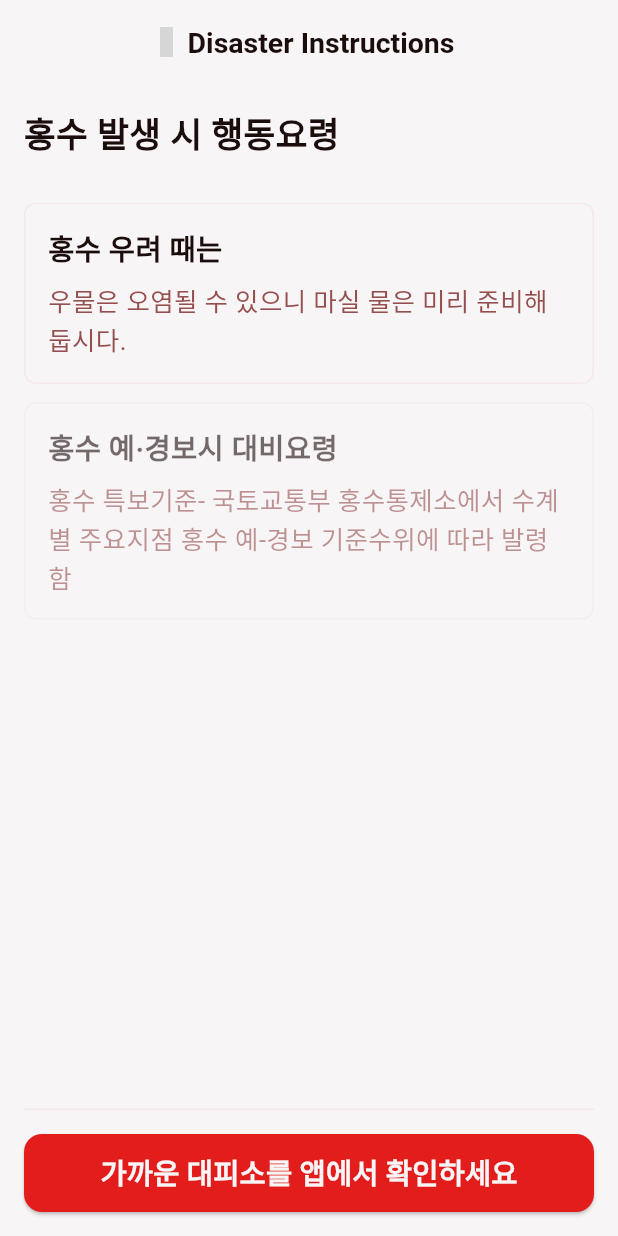
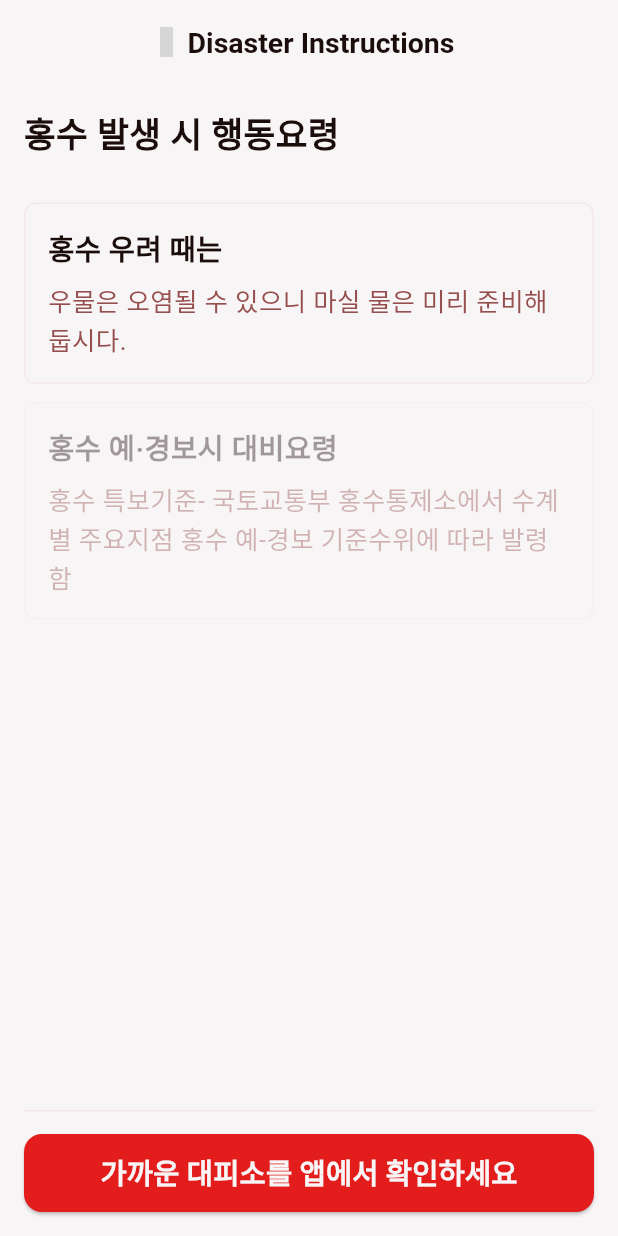
Before and after one commit to GDG-on-Campus-KHU/SC2-FE, a Flutter app: the first screen one second after launch, on a phone screen of 412 x 824 dp. Run offline on Flutter 3.47's test engine with Material 3 defaults, Android fonts, the phone set to English and light mode, and no system bars; our stand-ins replace flutter_riverpod, freezed_annotation, geolocator, go_router, google_maps_flutter, material_symbols_icons; missing offline and left inert: sheet; Roboto replaces fonts that are missing (Pretendard); grey boxes are pictures that could not be loaded.

```diff
--- a/lib/screens/instruction_screen.dart
+++ b/lib/screens/instruction_screen.dart
@@ -16,37 +16,24 @@ class InstructionScreen extends StatefulWidget {
 
 class _InstructionScreenState extends State<InstructionScreen> {
   final List<bool> _visibleItems = [];
-  // final disasterType = "Earthquake";
-  List<SafetyInstruction> instructions = [];
+  Future<List<SafetyInstruction>>? _instructionsFuture;
+  bool _animationInitialized = false;
 
   @override
   void initState() {
     super.initState();
-    _fetchAndAnimateInstructions();
+    _instructionsFuture = InstructionService().fetchInstructions();
   }
 
-  Future<void> _fetchAndAnimateInstructions() async {
-    final service = InstructionService();
-    instructions = await service.fetchInstructions();
-    _visibleItems.addAll(List.generate(instructions.length, (_) => false));
-    _animateItems();
-  }
-
-  void _animateItems() async {
-    for (int i = 0; i < _visibleItems.length; i++) {
-      await Future.delayed(const Duration(milliseconds: 300));
-      if (mounted) {
+  Future<void> _handleRefresh() async {
     setState(() {
-          _visibleItems[i] = true;
+      _animationInitialized = false;
+      _instructionsFuture = InstructionService().fetchInstructions();
     });
-      }
-    }
   }
 
   @override
   Widget build(BuildContext context) {
-    // Example data
-
     return Scaffold(
       backgroundColor: ColorManager.background,
       appBar: AppBar(
@@ -61,9 +48,7 @@ class _InstructionScreenState extends State<InstructionScreen> {
               color: ColorManager.mainText,
               size: 20,
             ),
-            const SizedBox(
-              width: 4,
-            ),
+            const SizedBox(width: 4),
             Text(
               'Disaster Instructions',
               style: TextManager.main19,
@@ -72,7 +57,46 @@ class _InstructionScreenState extends State<InstructionScreen> {
           ],
         ),
       ),
-      body: Padding(
+      body: RefreshIndicator(
+        color: ColorManager.button,
+        backgroundColor: ColorManager.background,
+        onRefresh: _handleRefresh,
+        child: FutureBuilder<List<SafetyInstruction>>(
+          future: _instructionsFuture,
+          builder: (context, AsyncSnapshot<List<SafetyInstruction>> snapshot) {
+            if (snapshot.connectionState == ConnectionState.waiting) {
+              return const Center(
+                child: CircularProgressIndicator(),
+              );
+            }
+
+            if (snapshot.hasError) {
+              return Center(
+                child: Text('Error loading instructions: ${snapshot.error}'),
+              );
+            }
+
+            final instructions = snapshot.data;
+            if (instructions == null || instructions.isEmpty) {
+              return const Center(
+                child: Text('No instructions available'),
+              );
+            }
+
+            if (!_animationInitialized) {
+              _visibleItems.clear();
+              _visibleItems
+                  .addAll(List.generate(instructions.length, (_) => false));
+              _animationInitialized = true;
+              WidgetsBinding.instance.addPostFrameCallback((_) {
+                _animateItems();
+              });
+            }
+
+            return Stack(children: [
+              SingleChildScrollView(
+                physics: const AlwaysScrollableScrollPhysics(),
+                child: Padding(
                   padding: const EdgeInsets.all(16),
                   child: Column(
                     crossAxisAlignment: CrossAxisAlignment.start,
@@ -83,21 +107,48 @@ class _InstructionScreenState extends State<InstructionScreen> {
                         textAlign: TextAlign.center,
                       ),
                       const SizedBox(height: 28),
-            Expanded(
-              child: ListView.builder(
+                      ListView.builder(
+                        shrinkWrap: true,
+                        physics: const NeverScrollableScrollPhysics(),
                         itemCount: instructions.length,
                         itemBuilder: (context, index) {
                           return instructionCard(instructions, index);
                         },
                       ),
+                      // Divider(
+                      //   color: ColorManager.card,
+                      //   height: 1,
+                      // ),
+                      const SizedBox(height: 68), // 16 + 52
+                    ],
                   ),
-            Divider(
+                ),
+              ),
+              Positioned(
+                left: 16,
+                right: 16,
+                bottom: 0,
+                child: Container(
+                  height: 84, // 16 + 52 + 16
+                  decoration: BoxDecoration(
+                    color: ColorManager.background,
+                    border: Border(
+                      top: BorderSide(
                         color: ColorManager.card,
-              height: 1,
+                        width: 1,
                       ),
-            const SizedBox(height: 16),
-            _buildShelterButton(context),
-          ],
+                    ),
+                  ),
+                ),
+              ),
+              Positioned(
+                bottom: 16,
+                left: 16,
+                right: 16,
+                child: _buildShelterButton(context),
+              ),
+            ]);
+          },
         ),
       ),
     );
@@ -160,4 +211,15 @@ class _InstructionScreenState extends State<InstructionScreen> {
       ),
     );
   }
+
+  void _animateItems() async {
+    for (int i = 0; i < _visibleItems.length; i++) {
+      await Future.delayed(const Duration(milliseconds: 300));
+      if (mounted) {
+        setState(() {
+          _visibleItems[i] = true;
+        });
       }
+    }
+  }
+}
```
Lines whose indentation alone changed are shown as unchanged.
